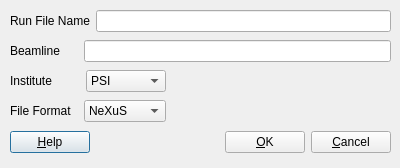
Qt form src/musredit/forms/PGetDefaultDialog.ui (aPeter1/musrfit-fork) before a commit.
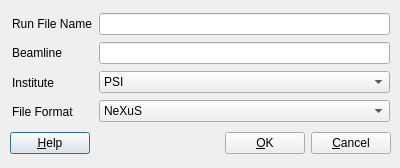
The same form after that commit. Icons and pictures are not drawn.

The edit to the form file:
```diff
--- a/src/musredit/forms/PGetDefaultDialog.ui
+++ b/src/musredit/forms/PGetDefaultDialog.ui
@@ -23,7 +23,7 @@
      <x>10</x>
      <y>130</y>
      <width>381</width>
-     <height>25</height>
+     <height>27</height>
     </rect>
    </property>
    <layout class="QHBoxLayout" name="horizontalLayout">
@@ -66,13 +66,13 @@
   <widget class="QWidget" name="layoutWidget">
    <property name="geometry">
     <rect>
-     <x>10</x>
-     <y>10</y>
-     <width>381</width>
-     <height>22</height>
+     <x>12</x>
+     <y>12</y>
+     <width>84</width>
+     <height>111</height>
     </rect>
    </property>
-   <layout class="QHBoxLayout" name="horizontalLayout_2">
+   <layout class="QVBoxLayout" name="verticalLayout">
     <item>
      <widget class="QLabel" name="fRunFileName_label">
       <property name="text">
@@ -81,21 +81,6 @@
      </widget>
     </item>
     <item>
-     <widget class="QLineEdit" name="fRunFileName_lineEdit"/>
-    </item>
-   </layout>
-  </widget>
-  <widget class="QWidget" name="layoutWidget">
-   <property name="geometry">
-    <rect>
-     <x>10</x>
-     <y>40</y>
-     <width>381</width>
-     <height>22</height>
-    </rect>
-   </property>
-   <layout class="QHBoxLayout" name="horizontalLayout_3">
-    <item>
      <widget class="QLabel" name="fBeamline_label">
       <property name="minimumSize">
        <size>
@@ -109,21 +94,6 @@
      </widget>
     </item>
     <item>
-     <widget class="QLineEdit" name="fBeamline_lineEdit"/>
-    </item>
-   </layout>
-  </widget>
-  <widget class="QWidget" name="layoutWidget">
-   <property name="geometry">
-    <rect>
-     <x>10</x>
-     <y>70</y>
-     <width>156</width>
-     <height>22</height>
-    </rect>
-   </property>
-   <layout class="QHBoxLayout" name="horizontalLayout_4">
-    <item>
      <widget class="QLabel" name="fInstitute_label">
       <property name="minimumSize">
        <size>
@@ -137,6 +107,37 @@
      </widget>
     </item>
     <item>
+     <widget class="QLabel" name="fFileFormat_label">
+      <property name="minimumSize">
+       <size>
+        <width>68</width>
+        <height>0</height>
+       </size>
+      </property>
+      <property name="text">
+       <string>File Format</string>
+      </property>
+     </widget>
+    </item>
+   </layout>
+  </widget>
+  <widget class="QWidget" name="layoutWidget">
+   <property name="geometry">
+    <rect>
+     <x>99</x>
+     <y>12</y>
+     <width>291</width>
+     <height>111</height>
+    </rect>
+   </property>
+   <layout class="QVBoxLayout" name="verticalLayout_2">
+    <item>
+     <widget class="QLineEdit" name="fRunFileName_lineEdit"/>
+    </item>
+    <item>
+     <widget class="QLineEdit" name="fBeamline_lineEdit"/>
+    </item>
+    <item>
      <widget class="QComboBox" name="fInstitute_comboBox">
       <property name="minimumSize">
        <size>
@@ -164,31 +165,6 @@
         <string>JPARC</string>
        </property>
       </item>
-     </widget>
-    </item>
-   </layout>
-  </widget>
-  <widget class="QWidget" name="layoutWidget">
-   <property name="geometry">
-    <rect>
-     <x>10</x>
-     <y>100</y>
-     <width>156</width>
-     <height>22</height>
-    </rect>
-   </property>
-   <layout class="QHBoxLayout" name="horizontalLayout_5">
-    <item>
-     <widget class="QLabel" name="fFileFormat_label">
-      <property name="minimumSize">
-       <size>
-        <width>68</width>
-        <height>0</height>
-       </size>
-      </property>
-      <property name="text">
-       <string>File Format</string>
-      </property>
      </widget>
     </item>
     <item>
```
Left out of the diff: 3 changed lines with no effect on the pictures.
